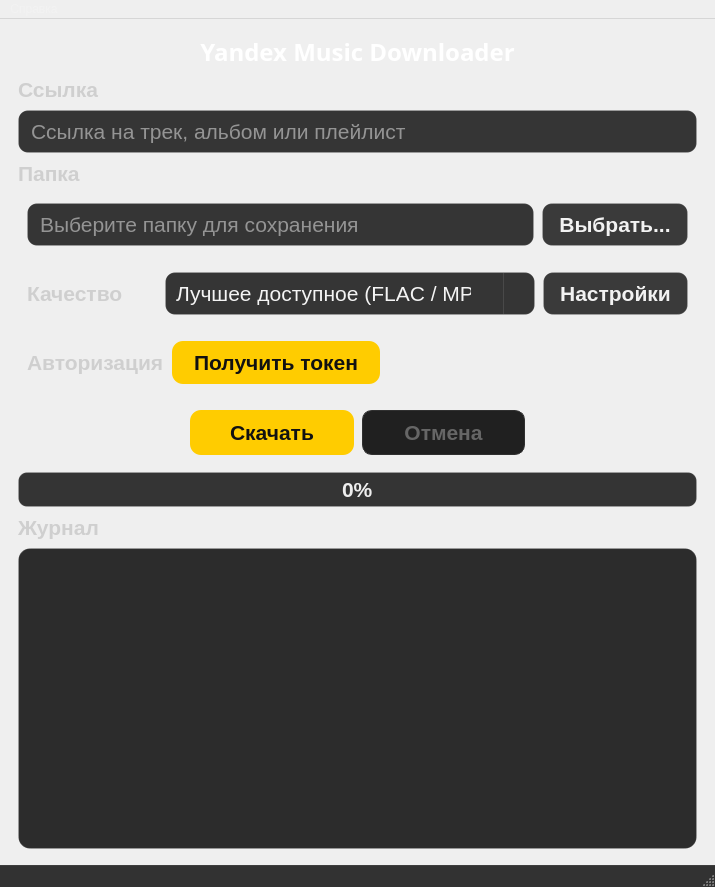
Old version of the form src/ymd_gui/gui/forms/main_window.ui in the repository ghtyv/yandex-music-downloader-gui.
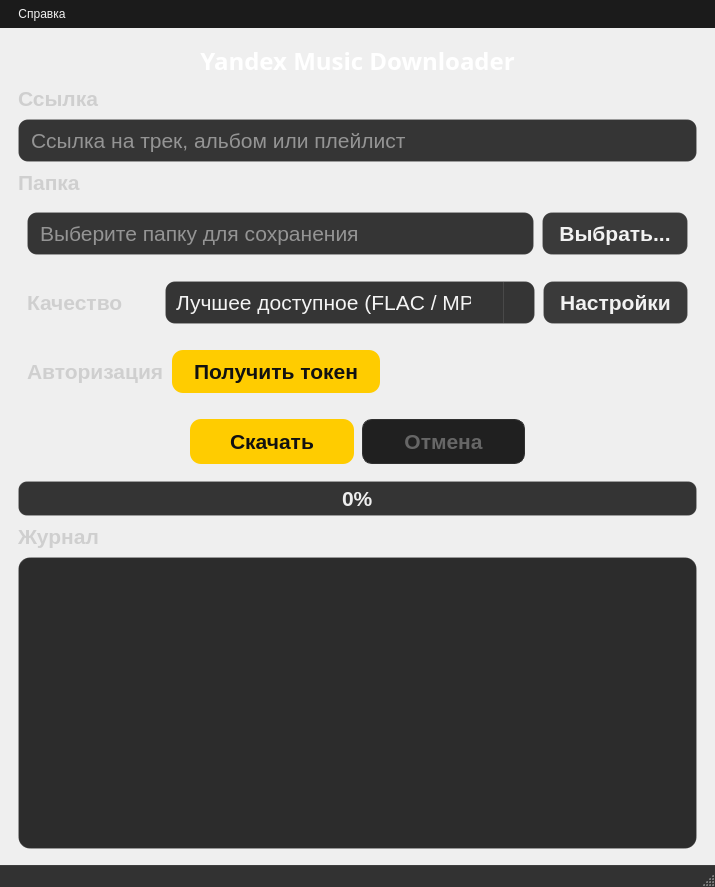
New version of the form. Icons and pictures are not drawn. Custom widgets are drawn as their Qt base class.

Commit message: fix about page style

```diff
--- a/src/ymd_gui/gui/forms/main_window.ui
+++ b/src/ymd_gui/gui/forms/main_window.ui
@@ -433,6 +433,58 @@
 
 QStatusBar::item {
     border: none;
+}
+
+QMenuBar {
+    background-color: #1b1b1b;
+    color: #f2f2f2;
+    border: none;
+    padding: 2px;
+}
+
+QMenuBar::item {
+    background-color: transparent;
+    color: #f2f2f2;
+    padding: 5px 10px;
+    margin: 0px;
+}
+
+QMenuBar::item:selected {
+    background-color: #353535;
+    color: #ffcc00;
+}
+
+QMenuBar::item:pressed {
+    background-color: #252525;
+    color: #ffcc00;
+}
+
+QMenu {
+    background-color: #1b1b1b;
+    color: #f2f2f2;
+    border: 1px solid #454545;
+    padding: 4px;
+}
+
+QMenu::item {
+    background-color: transparent;
+    color: #f2f2f2;
+    padding: 7px 28px 7px 12px;
+}
+
+QMenu::item:selected {
+    background-color: #353535;
+    color: #ffcc00;
+}
+
+QMenu::item:disabled {
+    color: #707070;
+}
+
+QMenu::separator {
+    height: 1px;
+    background-color: #454545;
+    margin: 4px 8px;
 }</string>
   </property>
   <widget class="AnimatedBackground" name="centralwidget">
@@ -923,7 +975,7 @@
      <x>0</x>
      <y>0</y>
      <width>715</width>
-     <height>22</height>
+     <height>31</height>
     </rect>
    </property>
    <property name="font">
```
The commit also changes 1 other file.
